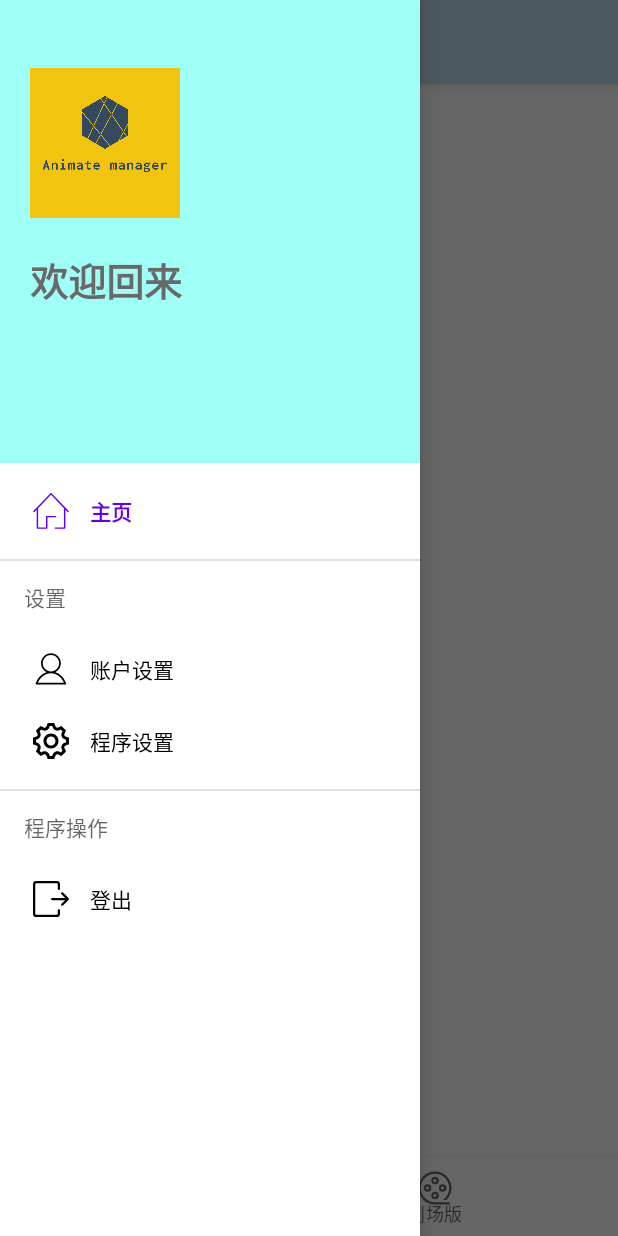
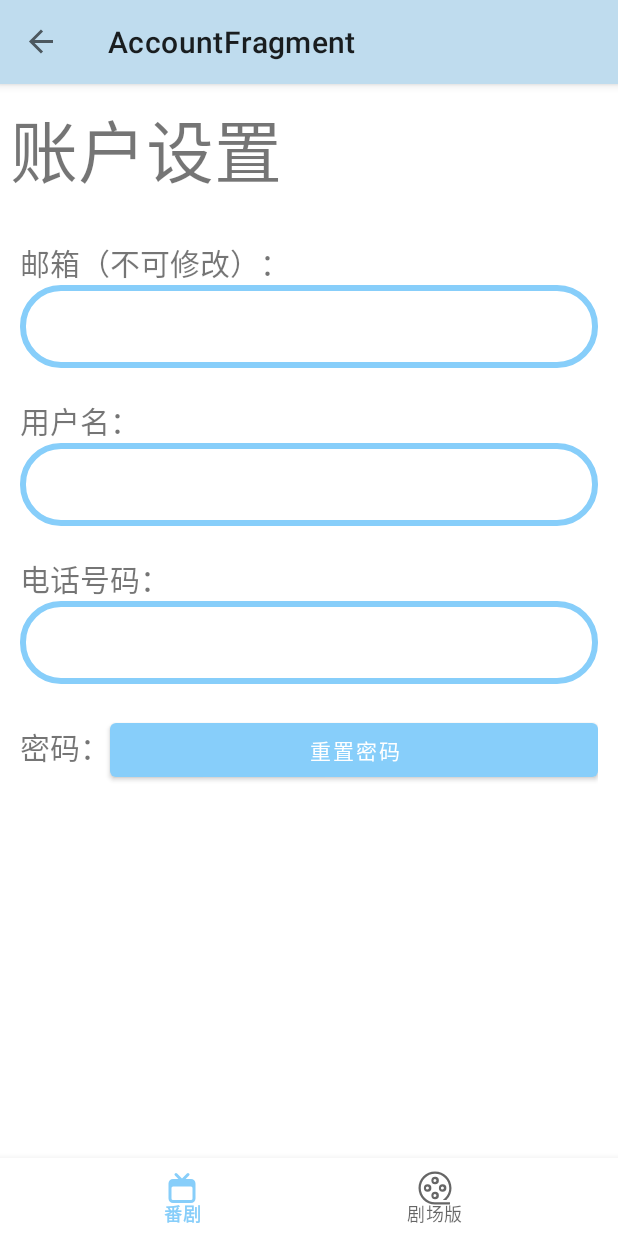
Before and after one commit to JerryFhuurr/fanju_manager_new, an Android app: the screen it shows after launch (MainActivity), in the side drawer, after a tap on "账户设置", on a phone screen of 412 x 824 dp. Run offline under Robolectric (Android 15) with nearby library versions, the phone set to English and light mode, and no system bars; our stand-ins replace navigation-ui; libraries missing offline, so code that uses them is left out: cn.leancloud; 5 statements that could not run were skipped.

Commit message:
add AccountFragment

```diff
--- /dev/null
+++ b/app/src/main/java/com/jerry/fanju_manager/main/home/account/AccountFragment.java
@@ -0,0 +1,33 @@
+package com.jerry.fanju_manager.main.home.account;
+
+import android.os.Bundle;
+
+import androidx.fragment.app.Fragment;
+
+import android.view.LayoutInflater;
+import android.view.View;
+import android.view.ViewGroup;
+
+import com.jerry.fanju_manager.R;
+
+public class AccountFragment extends Fragment {
+
+    public AccountFragment() {
+        // Required empty public constructor
+    }
+
+    @Override
+    public void onCreate(Bundle savedInstanceState) {
+        super.onCreate(savedInstanceState);
+
+    }
+
+    @Override
+    public View onCreateView(LayoutInflater inflater, ViewGroup container,
+                             Bundle savedInstanceState) {
+        // Inflate the layout for this fragment
+        View v = inflater.inflate(R.layout.fragment_account, container, false);
+
+        return v;
+    }
+}
--- a/app/src/main/java/com/jerry/fanju_manager/main/home/LogoutFragment.java
+++ b/app/src/main/java/com/jerry/fanju_manager/main/home/account/LogoutFragment.java
@@ -1,4 +1,4 @@
-package com.jerry.fanju_manager.main.home;
+package com.jerry.fanju_manager.main.home.account;
 
 import android.app.AlertDialog;
 import android.content.DialogInterface;
@@ -7,7 +7,6 @@ import android.os.Bundle;
 
 import androidx.fragment.app.Fragment;
 import androidx.lifecycle.ViewModelProvider;
-import androidx.navigation.NavController;
 import androidx.navigation.fragment.NavHostFragment;
 
 import android.view.LayoutInflater;
--- /dev/null
+++ b/app/src/main/res/layout/fragment_account.xml
@@ -0,0 +1,146 @@
+<?xml version="1.0" encoding="utf-8"?>
+<FrameLayout xmlns:android="http://schemas.android.com/apk/res/android"
+    xmlns:tools="http://schemas.android.com/tools"
+    android:layout_width="match_parent"
+    android:layout_height="match_parent"
+    tools:context=".main.home.account.AccountFragment">
+
+    <LinearLayout
+        android:layout_width="match_parent"
+        android:layout_height="wrap_content"
+        android:orientation="vertical">
+
+        <LinearLayout
+            android:layout_width="match_parent"
+            android:layout_height="wrap_content"
+            android:orientation="vertical"
+            android:paddingHorizontal="10px"
+            android:paddingVertical="15px">
+
+            <TextView
+                android:layout_width="match_parent"
+                android:layout_height="wrap_content"
+                android:text="@string/accountSet_title"
+                android:textSize="45sp" />
+        </LinearLayout>
+
+        <LinearLayout
+            android:layout_width="match_parent"
+            android:layout_height="wrap_content"
+            android:orientation="vertical"
+            android:paddingHorizontal="20px"
+            android:paddingVertical="10px">
+
+            <LinearLayout
+                android:layout_width="match_parent"
+                android:layout_height="wrap_content"
+                android:orientation="vertical"
+                android:paddingVertical="15px">
+
+                <TextView
+                    android:layout_width="wrap_content"
+                    android:layout_height="wrap_content"
+                    android:text="@string/accountSet_email"
+                    android:textSize="20sp" />
+
+                <EditText
+                    android:id="@+id/accountSet_email"
+                    android:layout_width="match_parent"
+                    android:layout_height="55dp"
+                    android:background="@drawable/edit_field_shape"
+                    android:drawablePadding="10dp"
+                    android:enabled="false"
+                    android:inputType="textEmailAddress"
+                    android:singleLine="true" />
+            </LinearLayout>
+
+            <LinearLayout
+                android:layout_width="match_parent"
+                android:layout_height="wrap_content"
+                android:orientation="vertical"
+                android:paddingVertical="15px">
+
+                <TextView
+                    android:layout_width="wrap_content"
+                    android:layout_height="wrap_content"
+                    android:text="@string/accountSet_username"
+                    android:textSize="20sp" />
+
+                <EditText
+                    android:id="@+id/accountSet_username"
+                    android:layout_width="match_parent"
+                    android:layout_height="55dp"
+                    android:background="@drawable/edit_field_shape"
+                    android:drawablePadding="10dp"
+                    android:enabled="false"
+                    android:inputType="text"
+                    android:singleLine="true" />
+            </LinearLayout>
+
+            <LinearLayout
+                android:layout_width="match_parent"
+                android:layout_height="wrap_content"
+                android:orientation="vertical"
+                android:paddingVertical="15px">
+
+                <TextView
+                    android:layout_width="wrap_content"
+                    android:layout_height="wrap_content"
+                    android:text="@string/accountSet_phone"
+                    android:textSize="20sp" />
+
+                <EditText
+                    android:id="@+id/accountSet_phone"
+                    android:layout_width="match_parent"
+                    android:layout_height="55dp"
+                    android:background="@drawable/edit_field_shape"
+                    android:drawablePadding="10dp"
+                    android:enabled="false"
+                    android:inputType="phone"
+                    android:singleLine="true" />
+            </LinearLayout>
+
+            <LinearLayout
+                android:layout_width="match_parent"
+                android:layout_height="wrap_content"
+                android:orientation="horizontal"
+                android:paddingVertical="15px">
+
+                <TextView
+                    android:layout_width="wrap_content"
+                    android:layout_height="wrap_content"
+                    android:text="@string/accountSet_password"
+                    android:textSize="20sp" />
+
+                <Button
+                    android:id="@+id/accountSet_resetPass"
+                    android:layout_width="match_parent"
+                    android:layout_height="wrap_content"
+                    android:text="@string/accountSet_password2" />
+            </LinearLayout>
+        </LinearLayout>
+
+        <LinearLayout
+            android:layout_width="match_parent"
+            android:layout_height="wrap_content"
+            android:layout_gravity="bottom"
+            android:orientation="vertical"
+            android:paddingHorizontal="25px"
+            android:paddingTop="450px">
+
+            <Button
+                android:id="@+id/accountSet_save"
+                android:layout_width="match_parent"
+                android:layout_height="wrap_content"
+                android:text="@string/accountSet_save"
+                android:visibility="gone" />
+
+            <Button
+                android:id="@+id/accountSet_edit"
+                android:layout_width="match_parent"
+                android:layout_height="wrap_content"
+                android:text="@string/accountSet_edit" />
+        </LinearLayout>
+    </LinearLayout>
+
+</FrameLayout>
--- a/app/src/main/res/layout/fragment_logout.xml
+++ b/app/src/main/res/layout/fragment_logout.xml
@@ -3,7 +3,7 @@
     xmlns:tools="http://schemas.android.com/tools"
     android:layout_width="match_parent"
     android:layout_height="match_parent"
-    tools:context=".main.home.LogoutFragment">
+    tools:context=".main.home.account.LogoutFragment">
 
 
     <TextView
--- a/app/src/main/res/navigation/home_navmap.xml
+++ b/app/src/main/res/navigation/home_navmap.xml
@@ -13,14 +13,25 @@
         <action
             android:id="@+id/action_nav_home_to_logoutFragment"
             app:destination="@id/nav_logout" />
+        <action
+            android:id="@+id/action_nav_home_to_accountFragment"
+            app:destination="@id/nav_account" />
     </fragment>
     <fragment
         android:id="@+id/nav_logout"
-        android:name="com.jerry.fanju_manager.main.home.LogoutFragment"
+        android:name="com.jerry.fanju_manager.main.home.account.LogoutFragment"
         android:label="登出"
         tools:layout="@layout/fragment_logout" >
         <action
             android:id="@+id/action_logoutFragment_to_nav_home"
             app:destination="@id/nav_home" />
     </fragment>
+    <fragment
+        android:id="@+id/nav_account"
+        android:name="com.jerry.fanju_manager.main.home.account.AccountFragment"
+        android:label="AccountFragment" >
+        <action
+            android:id="@+id/action_accountFragment_to_nav_home"
+            app:destination="@id/nav_home" />
+    </fragment>
 </navigation>
--- a/app/src/main/res/values/strings.xml
+++ b/app/src/main/res/values/strings.xml
@@ -54,6 +54,16 @@
     <string name="bottom_menu1">番剧</string>
     <string name="bottom_menu2">剧场版</string>
 
+    <!-- account setting -->
+    <string name="accountSet_title">账户设置</string>
+    <string name="accountSet_username">用户名：</string>
+    <string name="accountSet_email">邮箱（不可修改）：</string>
+    <string name="accountSet_password">密码：</string>
+    <string name="accountSet_password2">重置密码</string>
+    <string name="accountSet_phone">电话号码：</string>
+    <string name="accountSet_edit">编辑信息</string>
+    <string name="accountSet_save">保存</string>
+
     <!-- logout -->
     <string name="logout_label">正在登出……</string>
     <string name="logout_title">确认登出</string>
--- a/app/src/main/res/values/themes.xml
+++ b/app/src/main/res/values/themes.xml
@@ -2,8 +2,8 @@
     <!-- Base application theme. -->
     <style name="Theme.Fanju_manager" parent="Theme.MaterialComponents.DayNight.NoActionBar">
         <!-- Primary brand color. -->
-        <item name="colorPrimary">@color/purple_500</item>
-        <item name="colorPrimaryVariant">@color/purple_700</item>
+        <item name="colorPrimary">@color/LightSkyBlue</item>
+        <item name="colorPrimaryVariant">@color/SteelBlue</item>
         <item name="colorOnPrimary">@color/white</item>
         <!-- Secondary brand color. -->
         <item name="colorSecondary">@color/teal_200</item>
```
